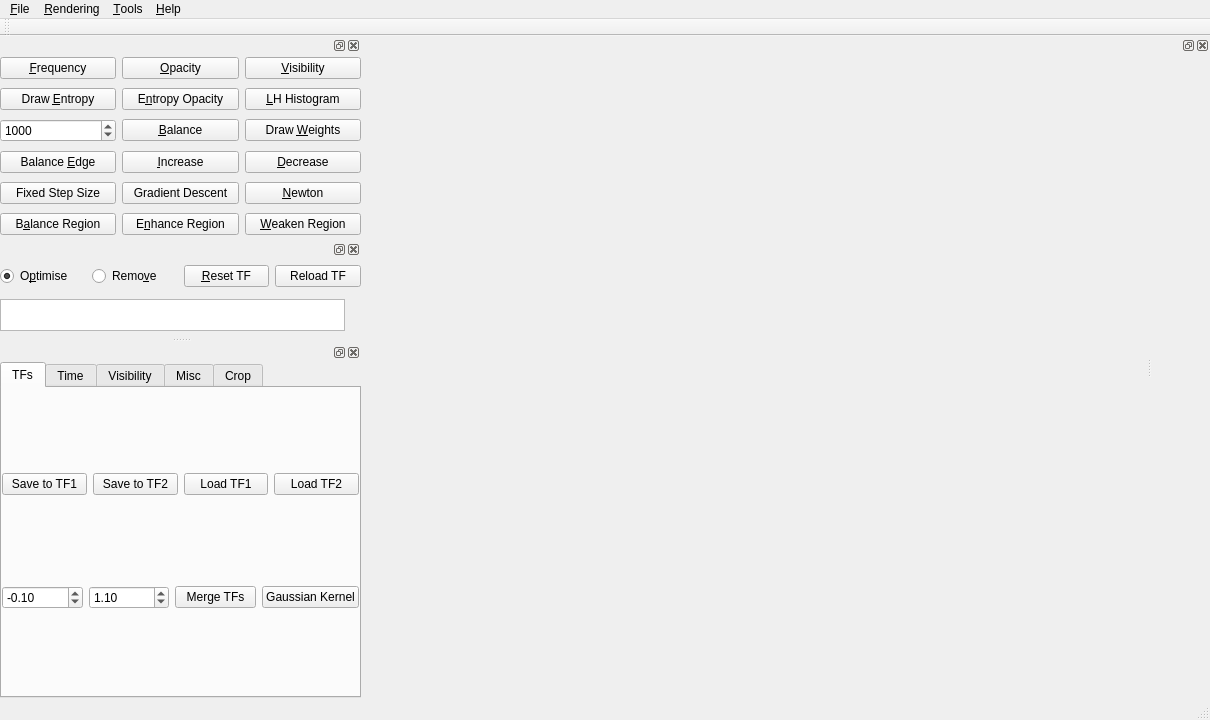
First picture: the form in VolumeRenderer/mainwindow.ui, repository luosz/volume-visualiser, before the edit.
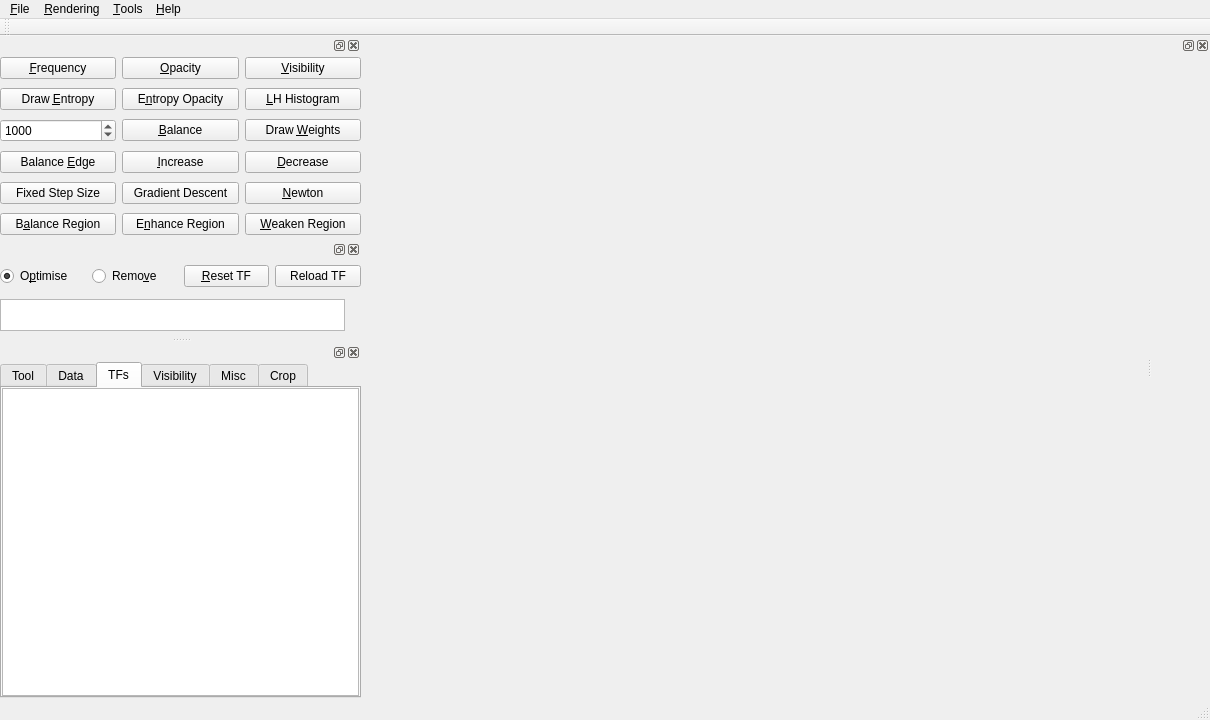
Second picture: the form after the edit. The open tabs and pages were chosen to show the change.

What changed in the file:
```diff
--- a/VolumeRenderer/mainwindow.ui
+++ b/VolumeRenderer/mainwindow.ui
@@ -528,7 +528,7 @@
        </property>
        <widget class="QWidget" name="tab">
         <attribute name="title">
-         <string>TFs</string>
+         <string>Tool</string>
         </attribute>
         <layout class="QVBoxLayout" name="verticalLayout_5">
          <property name="leftMargin">
@@ -623,7 +623,7 @@
        </widget>
        <widget class="QWidget" name="tab_3">
         <attribute name="title">
-         <string>Time</string>
+         <string>Data</string>
         </attribute>
         <layout class="QHBoxLayout" name="horizontalLayout_13">
          <property name="leftMargin">
@@ -643,6 +643,28 @@
          </item>
         </layout>
        </widget>
+       <widget class="QWidget" name="tab_6">
+        <attribute name="title">
+         <string>TFs</string>
+        </attribute>
+        <layout class="QHBoxLayout" name="horizontalLayout_17">
+         <property name="leftMargin">
+          <number>0</number>
+         </property>
+         <property name="topMargin">
+          <number>0</number>
+         </property>
+         <property name="rightMargin">
+          <number>0</number>
+         </property>
+         <property name="bottomMargin">
+          <number>0</number>
+         </property>
+         <item>
+          <widget class="QListView" name="listView_2"/>
+         </item>
+        </layout>
+       </widget>
        <widget class="QWidget" name="tab_2">
         <attribute name="title">
          <string>Visibility</string>
```
Left out of the diff: 6 changed lines with no effect on the pictures.
